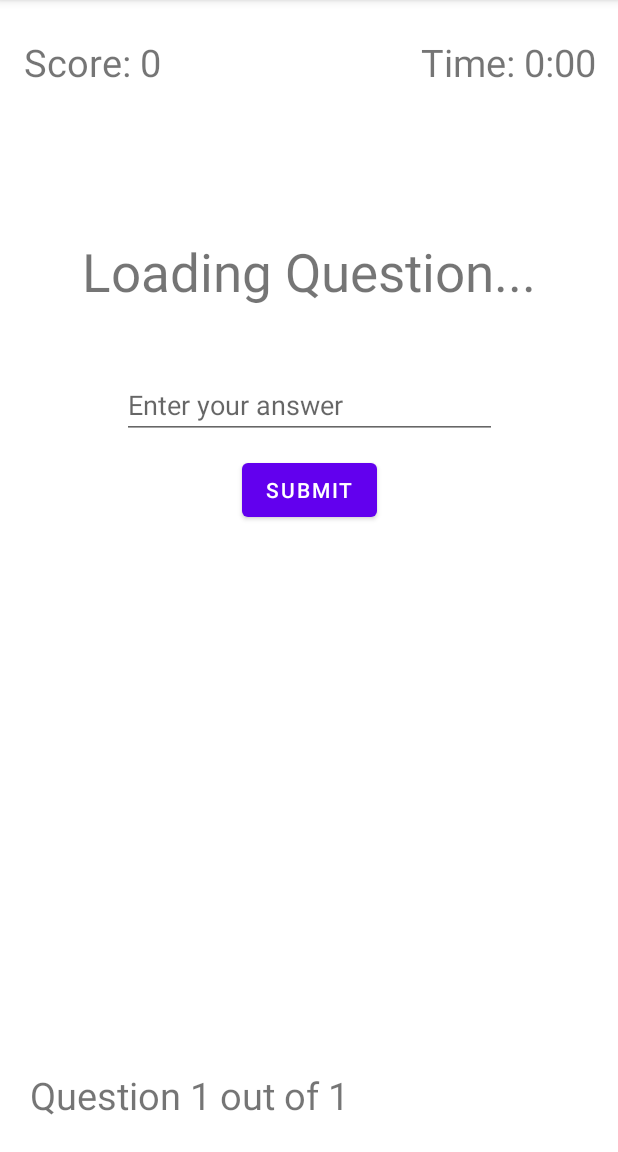
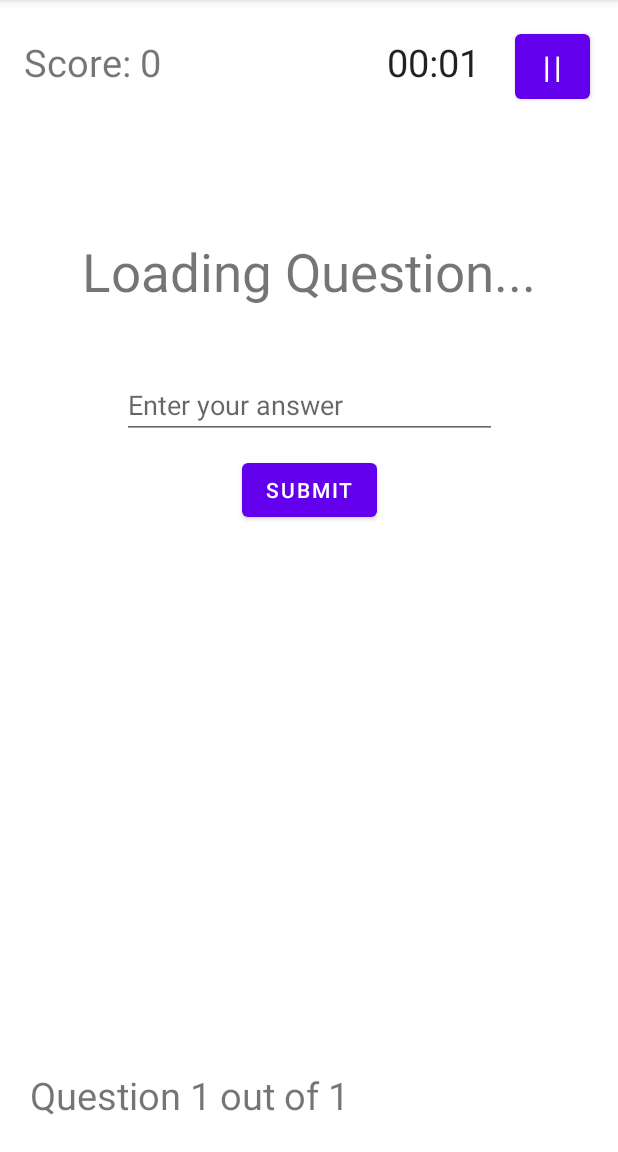
Before and after one commit to eecruz/quiz-app, an Android app: the GameFragment screen opened through its navigation route, on a phone screen of 412 x 824 dp, the part 84-1236 px from its top. Run offline under Robolectric (Android 15) with nearby library versions, the phone set to English and light mode, and no system bars; 1 statement that could not run was skipped.

Commit message:
Implemented timer and pause button

```diff
--- a/app/src/main/java/edu/quinnipiac/ser210/witswarzone/GameFragment.kt
+++ b/app/src/main/java/edu/quinnipiac/ser210/witswarzone/GameFragment.kt
@@ -1,6 +1,9 @@
 package edu.quinnipiac.ser210.witswarzone
 
+import android.annotation.SuppressLint
+import android.graphics.Color
 import android.os.Bundle
+import android.os.SystemClock
 import android.text.Editable
 import android.util.Log
 import androidx.fragment.app.Fragment
@@ -8,6 +11,7 @@ import android.view.LayoutInflater
 import android.view.View
 import android.view.ViewGroup
 import android.widget.Button
+import android.widget.Chronometer
 import android.widget.EditText
 import android.widget.TextView
 import android.widget.Toast
@@ -26,10 +30,10 @@ class GameFragment : Fragment()
     lateinit var scoreLabel: TextView
     lateinit var questionNumLabel: TextView
     lateinit var userAnswer: EditText
-    lateinit var rGroup: RadioGroup
-    lateinit var rb1: RadioButton
-    lateinit var rb2: RadioButton
+    lateinit var timer: Chronometer
     lateinit var questions: ArrayList<Question>
+    lateinit var pauseBtn: Button
+    lateinit var pauseView: View
 
 
     var userName: String = "Guest"
@@ -66,6 +70,38 @@ class GameFragment : Fragment()
         scoreLabel = view.findViewById(R.id.score_label)
         userAnswer = view.findViewById(R.id.userAnswer)
         questionNumLabel = view.findViewById(R.id.question_number_label)
+        pauseBtn = view.findViewById(R.id.pauseBtn)
+        timer = view.findViewById(R.id.gameTimer)
+        timer.start()
+
+        fun onPausePressed(state: Boolean) {
+            if(state) {
+                questionLabel.isVisible = true
+                userAnswer.isVisible = true
+                submitButton.isVisible = true
+            } else {
+                questionLabel.isVisible = false
+                userAnswer.isVisible = false
+                submitButton.isVisible = false
+            }
+        }
+
+        var timerRunning = true
+        var diff: Long = 0
+        pauseBtn.setOnClickListener{
+            if(timerRunning) {
+                diff = timer.base - SystemClock.elapsedRealtime()
+                timer.stop()
+                pauseBtn.text = "▷"
+                timerRunning = false
+            } else {
+                timer.base = SystemClock.elapsedRealtime() + diff
+                timer.start()
+                pauseBtn.text = "||"
+                timerRunning = true
+            }
+            onPausePressed(timerRunning)
+        }
 
         scoreLabel.text = "Score: $score"
 
--- a/app/src/main/res/layout/fragment_game.xml
+++ b/app/src/main/res/layout/fragment_game.xml
@@ -26,17 +26,30 @@
             app:layout_constraintStart_toStartOf="parent"
             app:layout_constraintTop_toTopOf="parent" />
 
-        <TextView
-            android:id="@+id/time_label"
+        <Chronometer
+            android:id="@+id/gameTimer"
             android:layout_width="wrap_content"
             android:layout_height="wrap_content"
             android:layout_marginTop="24dp"
-            android:text="Time: 0:00"
             android:textSize="25sp"
             app:layout_constraintEnd_toEndOf="parent"
-            app:layout_constraintHorizontal_bias="0.95"
+            app:layout_constraintHorizontal_bias="0.737"
             app:layout_constraintStart_toStartOf="parent"
             app:layout_constraintTop_toTopOf="parent" />
+
+        <Button
+            android:id="@+id/pauseBtn"
+            android:layout_width="50dp"
+            android:layout_height="55dp"
+            android:text="||"
+            android:textAlignment="center"
+            android:textSize="20sp"
+            app:layout_constraintBottom_toBottomOf="parent"
+            app:layout_constraintEnd_toEndOf="parent"
+            app:layout_constraintHorizontal_bias="0.555"
+            app:layout_constraintStart_toEndOf="@+id/gameTimer"
+            app:layout_constraintTop_toTopOf="parent"
+            app:layout_constraintVertical_bias="0.175" />
     </androidx.constraintlayout.widget.ConstraintLayout>
 
     <ScrollView
```
